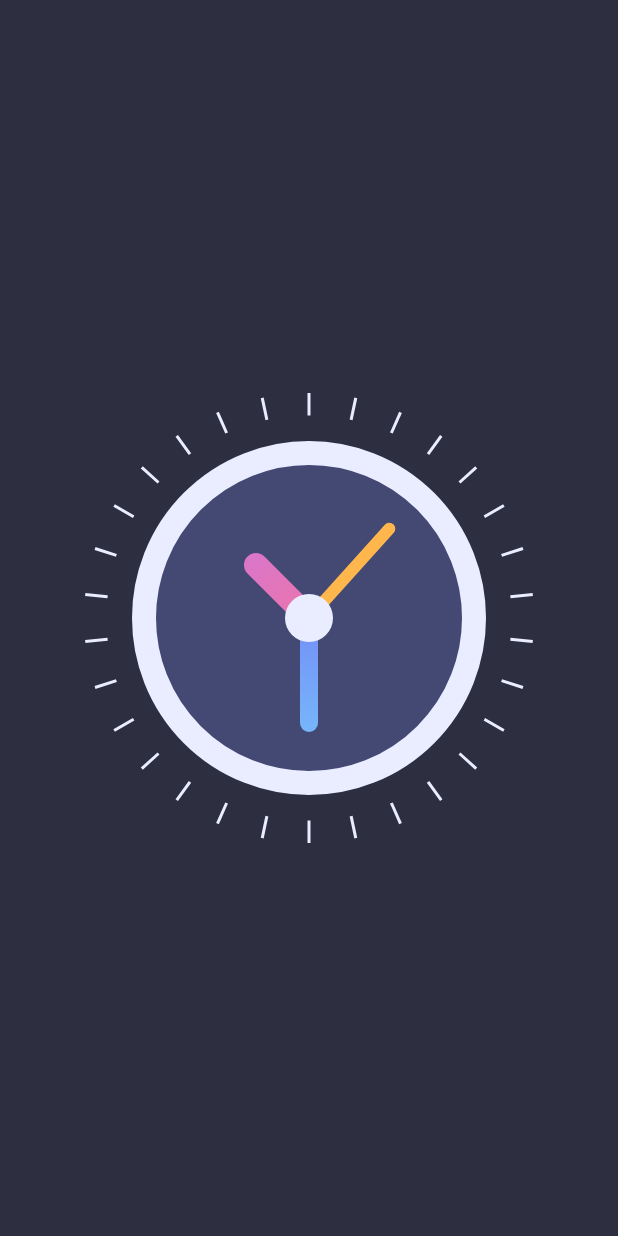
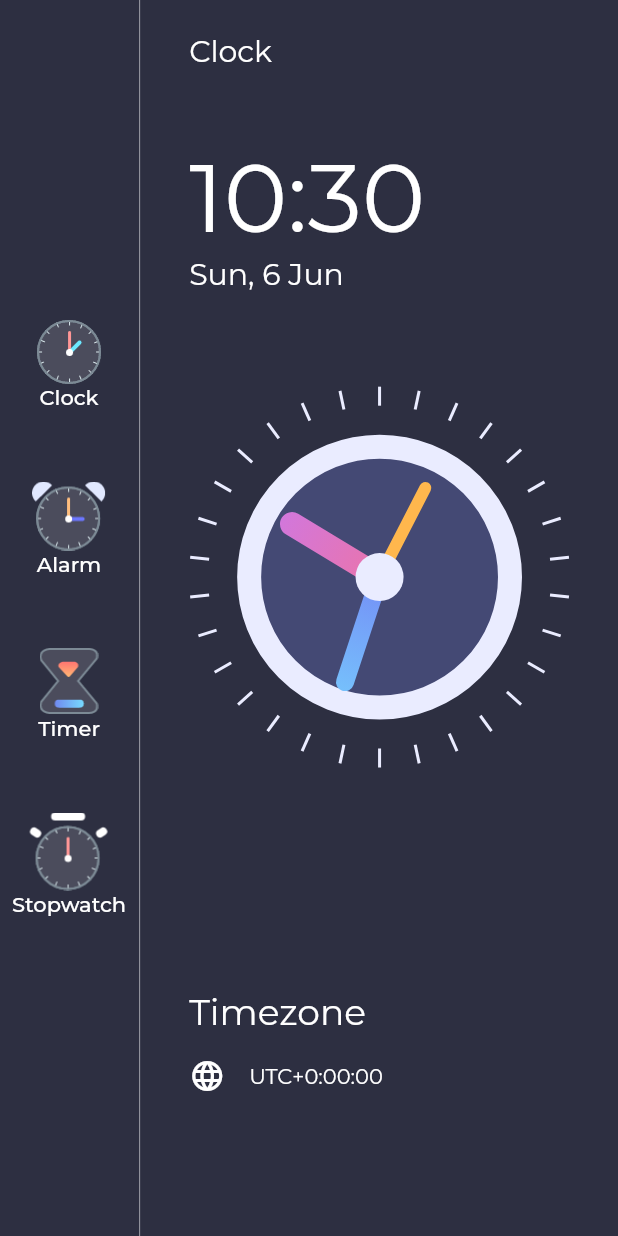
Before and after one commit to manishmeganathan/metronome, a Flutter app: the screen it shows after launch, on a phone screen of 412 x 824 dp. Run offline on Flutter 3.47's test engine with Material 2 defaults, Android fonts, the light colour scheme and no system bars; our stand-ins replace google_fonts.

Commit message:
Build out home page
- Wrapped Home Page in a safe area.
- Built home page widget, digital clock section and navigation menu

```diff
--- a/clockapp/lib/home.dart
+++ b/clockapp/lib/home.dart
@@ -1,5 +1,7 @@
 import 'package:clockapp/clockview.dart';
 import 'package:flutter/material.dart';
+import 'package:intl/intl.dart';
+import 'package:google_fonts/google_fonts.dart';
 
 class Home extends StatefulWidget {
   const Home({Key? key}) : super(key: key);
@@ -11,12 +13,106 @@ class Home extends StatefulWidget {
 class _HomeState extends State<Home> {
   @override
   Widget build(BuildContext context) {
+    var now = DateTime.now();
+    var fmttime = DateFormat('HH:mm').format(now);
+    var fmtdate = DateFormat('EEE, d MMM').format(now);
+
+    var timezonestring = now.timeZoneOffset.toString().split('.').first;
+    var offsetsign = '';
+
+    if (!timezonestring.startsWith('-')) offsetsign = "+";
+
     return Scaffold(
-      body: Container(
-        alignment: Alignment.center,
-        color: Color(0xFF2D2F41),
-        child: ClockView(),
-      )
+        backgroundColor: Color(0xFF2D2F41),
+        body: Row(children: <Widget>[
+          Column(
+            mainAxisAlignment: MainAxisAlignment.center,
+            children: <Widget>[
+              buildMenuButton('Clock', 'assets/clock_icon.png'),
+              buildMenuButton('Alarm', 'assets/alarm_icon.png'),
+              buildMenuButton('Timer', 'assets/timer_icon.png'),
+              buildMenuButton('Stopwatch', 'assets/stopwatch_icon.png')
+            ],
+          ),
+          VerticalDivider(
+            color: Colors.white54,
+            width: 2,
+          ),
+          Expanded(
+            child: Container(
+                padding: EdgeInsets.symmetric(horizontal: 32, vertical: 22),
+                child: Column(
+                  crossAxisAlignment: CrossAxisAlignment.start,
+                  children: [
+                    Flexible(
+                      flex: 1,
+                      fit: FlexFit.tight,
+                      child: Text("Clock",
+                          style: GoogleFonts.montserrat(
+                              textStyle: TextStyle(
+                                  color: Colors.white, fontSize: 20))),
+                    ),
+                    Flexible(
+                      flex: 2,
+                      child: Column(
+                          crossAxisAlignment: CrossAxisAlignment.start,
+                          children: [
+                            Text(fmttime,
+                                style: GoogleFonts.montserrat(
+                                    textStyle: TextStyle(
+                                        color: Colors.white, fontSize: 64))),
+                            Text(fmtdate,
+                                style: GoogleFonts.montserrat(
+                                    textStyle: TextStyle(
+                                        color: Colors.white, fontSize: 20))),
+                          ]),
+                    ),
+                    Flexible(
+                        flex: 6,
+                        fit: FlexFit.tight,
+                        child: Align(
+                            alignment: Alignment.topCenter,
+                            child: ClockView(size: MediaQuery.of(context).size.height / 3))),
+                    Flexible(
+                      flex: 2,
+                      fit: FlexFit.tight,
+                      child: Column(
+                          crossAxisAlignment: CrossAxisAlignment.start,
+                          children: [
+                            Text("Timezone",
+                                style: GoogleFonts.montserrat(
+                                    textStyle: TextStyle(
+                                        color: Colors.white, fontSize: 24))),
+                            SizedBox(height: 16),
+                            Row(children: [
+                              Icon(Icons.language, color: Colors.white),
+                              SizedBox(width: 16),
+                              Text("UTC" + offsetsign + timezonestring,
+                                  style: GoogleFonts.montserrat(
+                                      textStyle: TextStyle(
+                                          color: Colors.white, fontSize: 14)))
+                            ])
+                          ]),
+                    )
+                  ],
+                )),
+          )
+        ]));
+  }
+
+  Padding buildMenuButton(String title, String image) {
+    return Padding(
+      padding: const EdgeInsets.symmetric(vertical: 16),
+      child: TextButton(
+          onPressed: () {},
+          child: Column(children: <Widget>[
+            Image.asset(image, scale: 1.5),
+            Text(
+              title,
+              style: GoogleFonts.montserrat(
+                  textStyle: TextStyle(color: Colors.white, fontSize: 14)),
+            )
+          ])),
     );
   }
 }
--- a/clockapp/lib/main.dart
+++ b/clockapp/lib/main.dart
@@ -15,7 +15,7 @@ class MyApp extends StatelessWidget {
       theme: ThemeData(
         primarySwatch: Colors.blue,
       ),
-      home: Home(),
+      home: SafeArea(child: Home()),
     );
   }
 }
```
